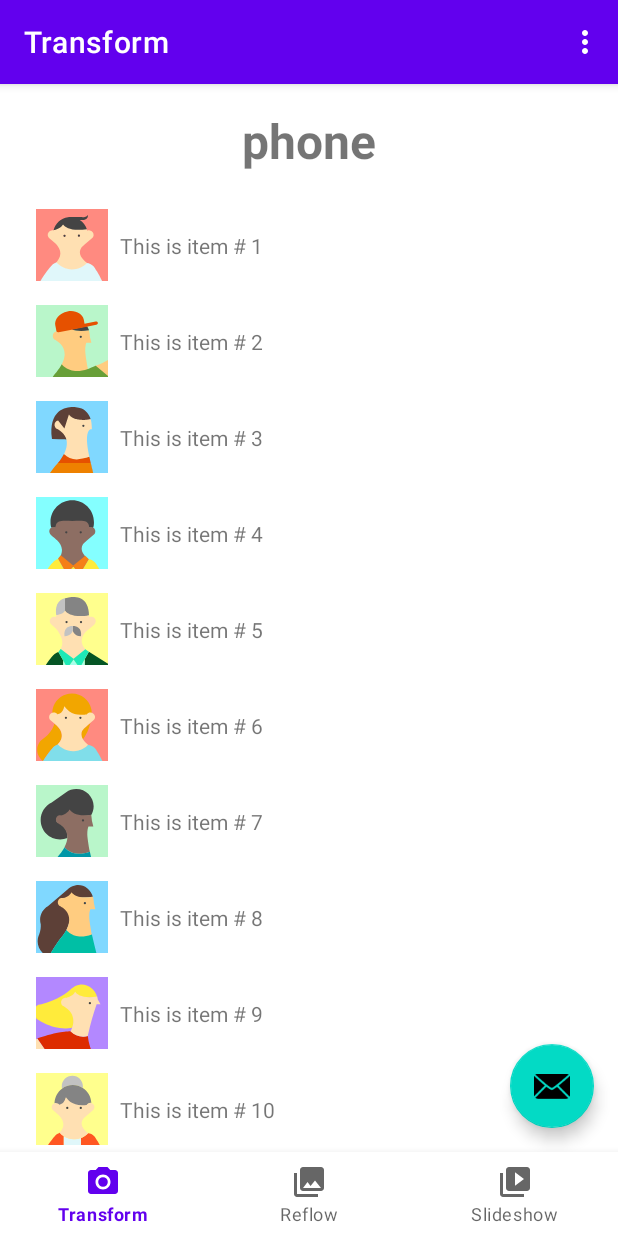
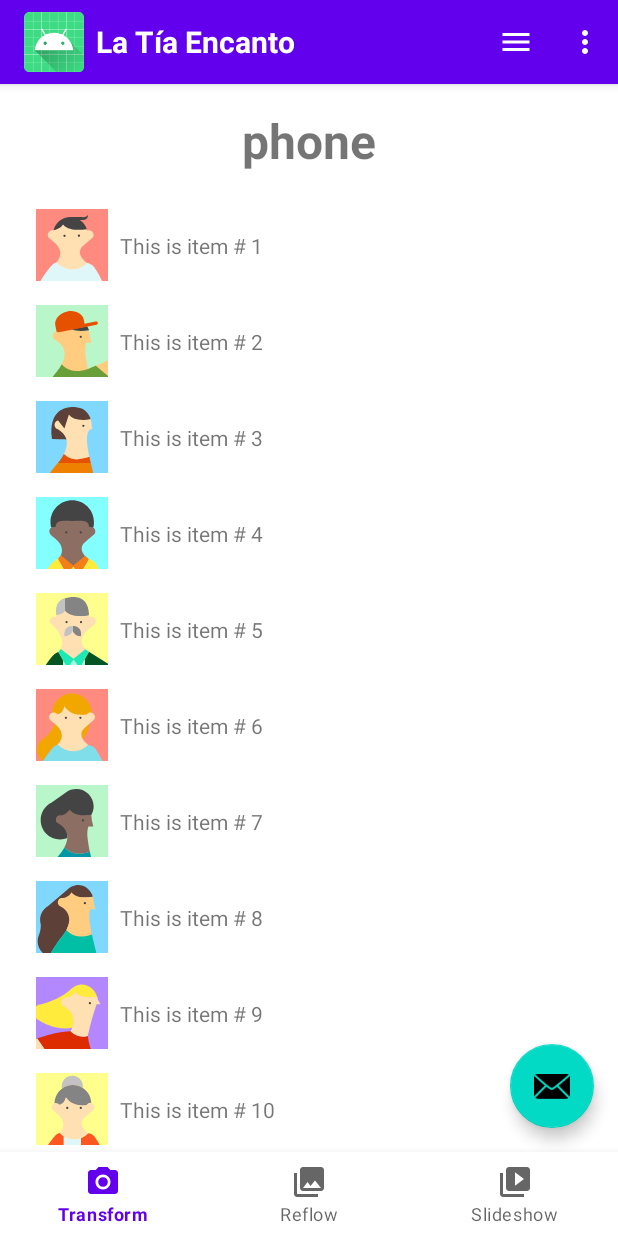
Before and after one commit to aflaogonzalez/AplicacionLTE, an Android app: the screen it shows after launch (MainActivity), on a phone screen of 412 x 824 dp. Run offline under Robolectric (Android 15) with nearby library versions, the phone set to English and light mode, and no system bars; our stand-ins replace navigation-ui; 1 statement that could not run was skipped.

Commit message:
Se logra detectar correctamenta el tipo de dispositivo en el que se activa la app, ademas se incorpora el logo y el menu hamburguesa vacio por el momento

```diff
--- a/app/src/main/java/cl/lte/aplicacionlte/MainActivity.kt
+++ b/app/src/main/java/cl/lte/aplicacionlte/MainActivity.kt
@@ -3,17 +3,18 @@ package cl.lte.aplicacionlte
 import android.os.Bundle
 import android.view.Menu
 import android.view.MenuItem
+import android.widget.ImageButton
 import android.widget.TextView
-import com.google.android.material.snackbar.Snackbar
-import com.google.android.material.navigation.NavigationView
+import androidx.appcompat.app.AppCompatActivity
 import androidx.navigation.findNavController
 import androidx.navigation.fragment.NavHostFragment
 import androidx.navigation.ui.AppBarConfiguration
 import androidx.navigation.ui.navigateUp
-import androidx.navigation.ui.setupActionBarWithNavController
 import androidx.navigation.ui.setupWithNavController
-import androidx.appcompat.app.AppCompatActivity
 import cl.lte.aplicacionlte.databinding.ActivityMainBinding
+import com.google.android.material.navigation.NavigationView
+import com.google.android.material.snackbar.Snackbar
+import kotlin.math.min
 
 class MainActivity : AppCompatActivity() {
 
@@ -24,75 +25,76 @@ class MainActivity : AppCompatActivity() {
         super.onCreate(savedInstanceState)
         binding = ActivityMainBinding.inflate(layoutInflater)
         setContentView(binding.root)
+
+        // --- Toolbar Setup ---
         setSupportActionBar(binding.appBarMain.toolbar)
+        supportActionBar?.setDisplayShowTitleEnabled(false)
 
+        // --- Device Type Detection ---
         val displayMetrics = resources.displayMetrics
         val screenWidthDp = displayMetrics.widthPixels / displayMetrics.density
+        val screenHeightDp = displayMetrics.heightPixels / displayMetrics.density
+        val smallestWidthDp = min(screenWidthDp, screenHeightDp)
+
         val deviceType = when {
-            screenWidthDp >= 1240 -> "desktop"
-            screenWidthDp >= 600 -> "tablet"
+            smallestWidthDp >= 840 -> "desktop"
+            smallestWidthDp >= 600 -> "tablet"
             else -> "phone"
         }
         val deviceTextView = findViewById<TextView>(R.id.device_type_textview)
         deviceTextView.text = deviceType
 
+        // --- Navigation Setup ---
+        val navHostFragment =
+            (supportFragmentManager.findFragmentById(R.id.nav_host_fragment_content_main) as NavHostFragment?)!!
+        val navController = navHostFragment.navController
+
+        // Hamburger Icon Click Listener
+        findViewById<ImageButton>(R.id.hamburger_icon).setOnClickListener {
+            binding.drawerLayout?.open()
+        }
+
+        // Setup for Drawer (Side Navigation)
+        binding.navView?.let {
+            appBarConfiguration = AppBarConfiguration(
+                setOf(R.id.nav_transform, R.id.nav_reflow, R.id.nav_slideshow, R.id.nav_settings),
+                binding.drawerLayout
+            )
+            it.setupWithNavController(navController)
+        }
+
+        // Setup for Bottom Navigation
+        binding.appBarMain.contentMain.bottomNavView?.setupWithNavController(navController)
+
+        // --- FAB Setup ---
         binding.appBarMain.fab?.setOnClickListener { view ->
             Snackbar.make(view, "Replace with your own action", Snackbar.LENGTH_LONG)
                 .setAction("Action", null)
                 .setAnchorView(R.id.fab).show()
         }
-
-        val navHostFragment =
-            (supportFragmentManager.findFragmentById(R.id.nav_host_fragment_content_main) as NavHostFragment?)!!
-        val navController = navHostFragment.navController
-
-        binding.navView?.let {
-            appBarConfiguration = AppBarConfiguration(
-                setOf(
-                    R.id.nav_transform, R.id.nav_reflow, R.id.nav_slideshow, R.id.nav_settings
-                ),
-                binding.drawerLayout
-            )
-            setupActionBarWithNavController(navController, appBarConfiguration)
-            it.setupWithNavController(navController)
-        }
-
-        binding.appBarMain.contentMain.bottomNavView?.let {
-            appBarConfiguration = AppBarConfiguration(
-                setOf(
-                    R.id.nav_transform, R.id.nav_reflow, R.id.nav_slideshow
-                )
-            )
-            setupActionBarWithNavController(navController, appBarConfiguration)
-            it.setupWithNavController(navController)
-        }
     }
 
     override fun onCreateOptionsMenu(menu: Menu): Boolean {
         val result = super.onCreateOptionsMenu(menu)
-        // Using findViewById because NavigationView exists in different layout files
-        // between w600dp and w1240dp
         val navView: NavigationView? = findViewById(R.id.nav_view)
         if (navView == null) {
-            // The navigation drawer already has the items including the items in the overflow menu
-            // We only inflate the overflow menu if the navigation drawer isn't visible
             menuInflater.inflate(R.menu.overflow, menu)
         }
         return result
     }
 
     override fun onOptionsItemSelected(item: MenuItem): Boolean {
-        when (item.itemId) {
-            R.id.nav_settings -> {
-                val navController = findNavController(R.id.nav_host_fragment_content_main)
-                navController.navigate(R.id.nav_settings)
-            }
+        if (item.itemId == R.id.nav_settings) {
+            val navController = findNavController(R.id.nav_host_fragment_content_main)
+            navController.navigate(R.id.nav_settings)
+            return true
         }
         return super.onOptionsItemSelected(item)
     }
 
     override fun onSupportNavigateUp(): Boolean {
         val navController = findNavController(R.id.nav_host_fragment_content_main)
+        // appBarConfiguration is now only for the drawer, so this should work as before.
         return navController.navigateUp(appBarConfiguration) || super.onSupportNavigateUp()
     }
 }
--- /dev/null
+++ b/app/src/main/res/drawable/ic_menu_hamburger.xml
@@ -0,0 +1,10 @@
+<vector xmlns:android="http://schemas.android.com/apk/res/android"
+    android:width="24dp"
+    android:height="24dp"
+    android:viewportWidth="24"
+    android:viewportHeight="24"
+    android:tint="?attr/colorControlNormal">
+  <path
+      android:fillColor="@android:color/white"
+      android:pathData="M3,18h18v-2L3,16v2zM3,13h18v-2L3,11v2zM3,6v2h18L21,6L3,6z"/>
+</vector>
--- a/app/src/main/res/layout-w1240dp/app_bar_main.xml
+++ b/app/src/main/res/layout-w1240dp/app_bar_main.xml
@@ -17,7 +17,52 @@
             android:layout_width="match_parent"
             android:layout_height="?attr/actionBarSize"
             android:background="?attr/colorPrimary"
-            app:popupTheme="@style/Theme.AplicacionLTE.PopupOverlay" />
+            app:contentInsetStart="0dp"
+            app:popupTheme="@style/Theme.AplicacionLTE.PopupOverlay">
+
+            <RelativeLayout
+                android:layout_width="match_parent"
+                android:layout_height="match_parent">
+
+                <LinearLayout
+                    android:layout_width="wrap_content"
+                    android:layout_height="match_parent"
+                    android:layout_alignParentStart="true"
+                    android:gravity="center_vertical"
+                    android:orientation="horizontal"
+                    android:paddingStart="16dp"
+                    android:paddingEnd="16dp">
+
+                    <ImageView
+                        android:layout_width="40dp"
+                        android:layout_height="40dp"
+                        android:contentDescription="@null"
+                        android:src="@mipmap/ic_launcher" />
+
+                    <TextView
+                        android:layout_width="wrap_content"
+                        android:layout_height="wrap_content"
+                        android:layout_marginStart="8dp"
+                        android:text="@string/toolbar_title"
+                        android:textColor="@android:color/white"
+                        android:textSize="20sp"
+                        android:textStyle="bold" />
+
+                </LinearLayout>
+
+                <ImageButton
+                    android:id="@+id/hamburger_icon"
+                    android:layout_width="?attr/actionBarSize"
+                    android:layout_height="?attr/actionBarSize"
+                    android:layout_alignParentEnd="true"
+                    android:background="?attr/selectableItemBackgroundBorderless"
+                    android:contentDescription="@string/navigation_drawer_open"
+                    android:src="@drawable/ic_menu_hamburger"
+                    app:tint="@android:color/white" />
+
+            </RelativeLayout>
+
+        </androidx.appcompat.widget.Toolbar>
 
     </com.google.android.material.appbar.AppBarLayout>
 
--- a/app/src/main/res/layout-w600dp/app_bar_main.xml
+++ b/app/src/main/res/layout-w600dp/app_bar_main.xml
@@ -17,7 +17,52 @@
             android:layout_width="match_parent"
             android:layout_height="?attr/actionBarSize"
             android:background="?attr/colorPrimary"
-            app:popupTheme="@style/Theme.AplicacionLTE.PopupOverlay" />
+            app:contentInsetStart="0dp"
+            app:popupTheme="@style/Theme.AplicacionLTE.PopupOverlay">
+
+            <RelativeLayout
+                android:layout_width="match_parent"
+                android:layout_height="match_parent">
+
+                <LinearLayout
+                    android:layout_width="wrap_content"
+                    android:layout_height="match_parent"
+                    android:layout_alignParentStart="true"
+                    android:gravity="center_vertical"
+                    android:orientation="horizontal"
+                    android:paddingStart="16dp"
+                    android:paddingEnd="16dp">
+
+                    <ImageView
+                        android:layout_width="40dp"
+                        android:layout_height="40dp"
+                        android:contentDescription="@null"
+                        android:src="@mipmap/ic_launcher" />
+
+                    <TextView
+                        android:layout_width="wrap_content"
+                        android:layout_height="wrap_content"
+                        android:layout_marginStart="8dp"
+                        android:text="@string/toolbar_title"
+                        android:textColor="@android:color/white"
+                        android:textSize="20sp"
+                        android:textStyle="bold" />
+
+                </LinearLayout>
+
+                <ImageButton
+                    android:id="@+id/hamburger_icon"
+                    android:layout_width="?attr/actionBarSize"
+                    android:layout_height="?attr/actionBarSize"
+                    android:layout_alignParentEnd="true"
+                    android:background="?attr/selectableItemBackgroundBorderless"
+                    android:contentDescription="@string/navigation_drawer_open"
+                    android:src="@drawable/ic_menu_hamburger"
+                    app:tint="@android:color/white" />
+
+            </RelativeLayout>
+
+        </androidx.appcompat.widget.Toolbar>
 
     </com.google.android.material.appbar.AppBarLayout>
 
--- a/app/src/main/res/layout/app_bar_main.xml
+++ b/app/src/main/res/layout/app_bar_main.xml
@@ -17,7 +17,52 @@
             android:layout_width="match_parent"
             android:layout_height="?attr/actionBarSize"
             android:background="?attr/colorPrimary"
-            app:popupTheme="@style/Theme.AplicacionLTE.PopupOverlay" />
+            app:contentInsetStart="0dp"
+            app:popupTheme="@style/Theme.AplicacionLTE.PopupOverlay">
+
+            <RelativeLayout
+                android:layout_width="match_parent"
+                android:layout_height="match_parent">
+
+                <LinearLayout
+                    android:layout_width="wrap_content"
+                    android:layout_height="match_parent"
+                    android:layout_alignParentStart="true"
+                    android:gravity="center_vertical"
+                    android:orientation="horizontal"
+                    android:paddingStart="16dp"
+                    android:paddingEnd="16dp">
+
+                    <ImageView
+                        android:layout_width="40dp"
+                        android:layout_height="40dp"
+                        android:contentDescription="@null"
+                        android:src="@mipmap/ic_launcher" />
+
+                    <TextView
+                        android:layout_width="wrap_content"
+                        android:layout_height="wrap_content"
+                        android:layout_marginStart="8dp"
+                        android:text="@string/toolbar_title"
+                        android:textColor="@android:color/white"
+                        android:textSize="20sp"
+                        android:textStyle="bold" />
+
+                </LinearLayout>
+
+                <ImageButton
+                    android:id="@+id/hamburger_icon"
+                    android:layout_width="?attr/actionBarSize"
+                    android:layout_height="?attr/actionBarSize"
+                    android:layout_alignParentEnd="true"
+                    android:background="?attr/selectableItemBackgroundBorderless"
+                    android:contentDescription="@string/navigation_drawer_open"
+                    android:src="@drawable/ic_menu_hamburger"
+                    app:tint="@android:color/white" />
+
+            </RelativeLayout>
+
+        </androidx.appcompat.widget.Toolbar>
 
     </com.google.android.material.appbar.AppBarLayout>
 
--- a/app/src/main/res/values/strings.xml
+++ b/app/src/main/res/values/strings.xml
@@ -1,5 +1,6 @@
 <resources>
     <string name="app_name">AplicacionLTE</string>
+    <string name="toolbar_title">La Tía Encanto</string>
     <string name="navigation_drawer_open">Open navigation drawer</string>
     <string name="navigation_drawer_close">Close navigation drawer</string>
     <string name="nav_header_title">Android Studio</string>
```
Also changed, not shown: app/src/main/res/drawable/foto1.jpeg (added), app/src/main/res/drawable/foto2.jpeg (added), app/src/main/res/drawable/foto3.jpeg (added), app/src/main/res/drawable/foto4.jpg (added), app/src/main/res/drawable/foto5.jpg (added), app/src/main/res/drawable/foto6.jpg (added), app/src/main/res/drawable/foto7.jpg (added), app/src/main/res/drawable/foto8.jpg (added), app/src/main/res/drawable/foto9.jpg (added), app/src/main/res/drawable/logo.jpeg (added).
